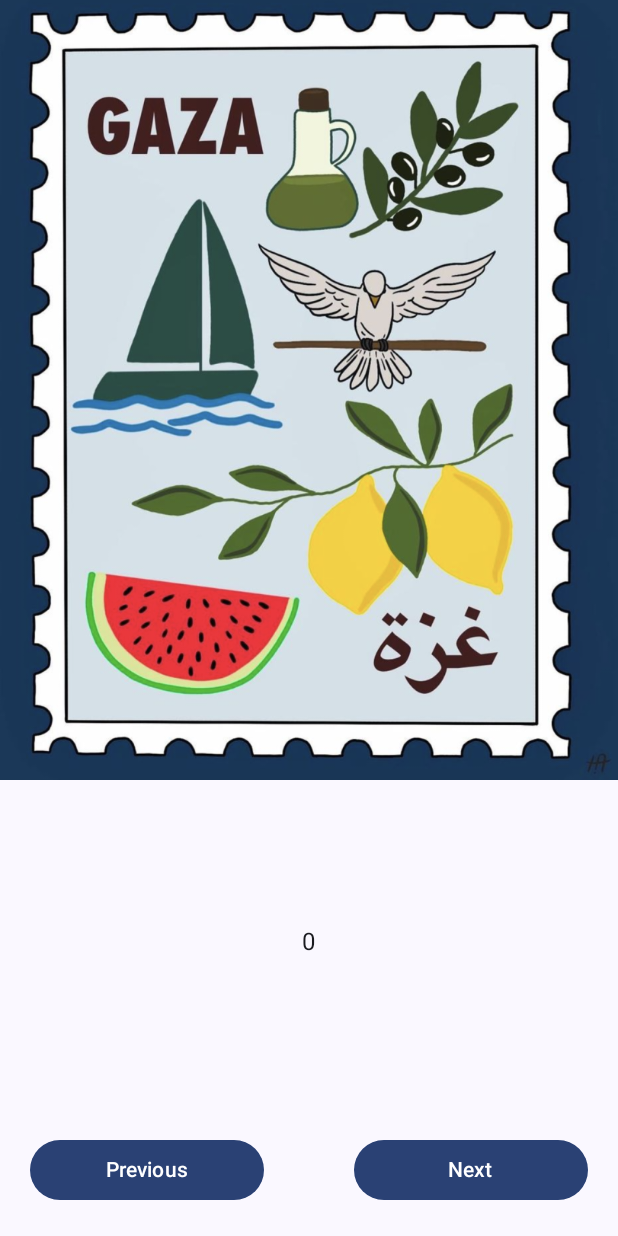
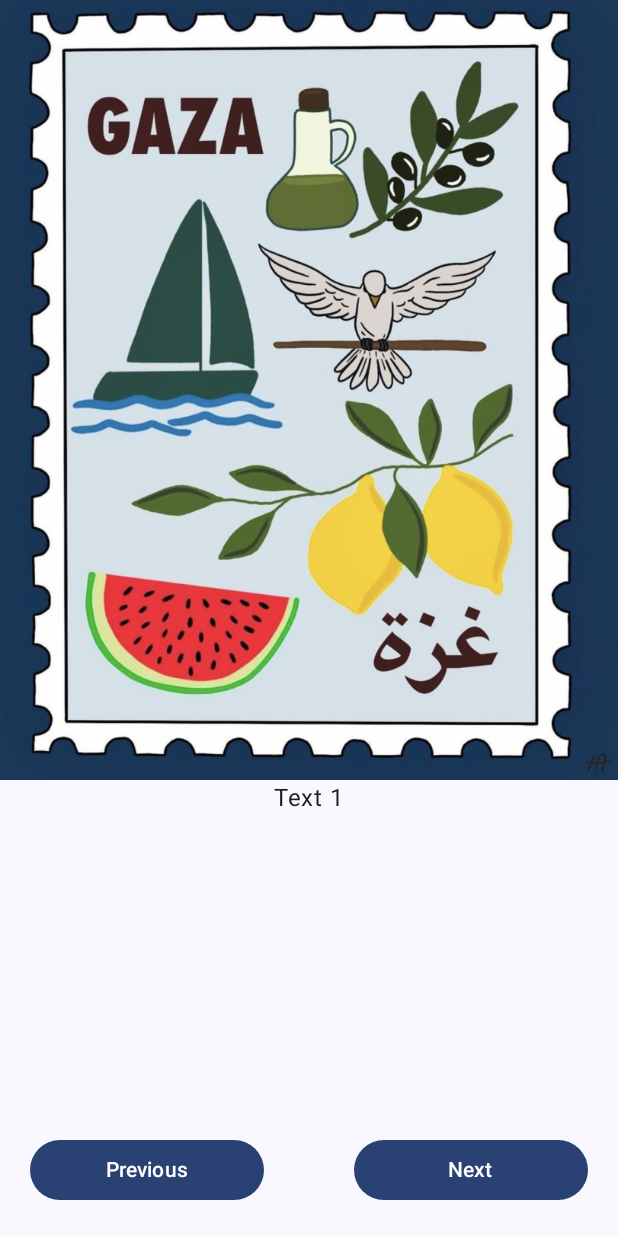
Before and after one commit to UsmanQT/kotlin-android-learn, an Android app built with Jetpack Compose: the screen it shows after launch (MainActivity), on a phone screen of 412 x 824 dp. Run offline under Robolectric (Android 15) with nearby library versions, the light colour scheme and no system bars.

Commit message:
displaying image and text from a list of art pieces

```diff
--- a/app/src/main/java/com/example/artspaceapp/MainActivity.kt
+++ b/app/src/main/java/com/example/artspaceapp/MainActivity.kt
@@ -53,6 +53,13 @@ fun ArtSpaceLayout(modifier: Modifier = Modifier) {
         mutableStateOf(0)
     }
 
+    val listOfArtPieces = listOf<ArtPiece>(
+        ArtPiece(id = 1, image = R.drawable.aucuepbu_screenshot_2023_10_18_at_12_47_26_pm_811x1024, text= "Text 1"),
+        ArtPiece(id = 2, image = R.drawable.aucuepbu_screenshot_2023_10_18_at_12_47_26_pm_811x1024, text= "Text 2"),
+        ArtPiece(id = 3, image = R.drawable.aucuepbu_screenshot_2023_10_18_at_12_47_26_pm_811x1024, text= "Text 3"),
+        ArtPiece(id = 4, image = R.drawable.aucuepbu_screenshot_2023_10_18_at_12_47_26_pm_811x1024, text= "Text 4")
+    )
+
     Column (
         verticalArrangement = Arrangement.SpaceBetween,
         horizontalAlignment = Alignment.CenterHorizontally,
@@ -60,11 +67,7 @@ fun ArtSpaceLayout(modifier: Modifier = Modifier) {
             .fillMaxSize()
 
     ) {
-        ImageWithText()
-        Text(
-            text = count.toString(),
-            modifier = modifier
-        )
+        ImageWithText(listOfArtPieces[count], modifier = modifier)
         Row (
             horizontalArrangement = Arrangement.SpaceBetween
         ){
@@ -93,9 +96,15 @@ fun ArtSpaceLayout(modifier: Modifier = Modifier) {
 }
 
 @Composable
-fun ImageWithText() {
-    var image = painterResource(id = R.drawable.aucuepbu_screenshot_2023_10_18_at_12_47_26_pm_811x1024)
-    Image(painter = image, contentDescription = null)
+fun ImageWithText(item: ArtPiece, modifier: Modifier) {
+    val image = painterResource(id = item.image)
+    Column(
+        horizontalAlignment = Alignment.CenterHorizontally,
+    ) {
+        Image(painter = image, contentDescription = null)
+        Text(text = item.text)
+    }
+
 }
 
 @Preview(showBackground = true)
```
